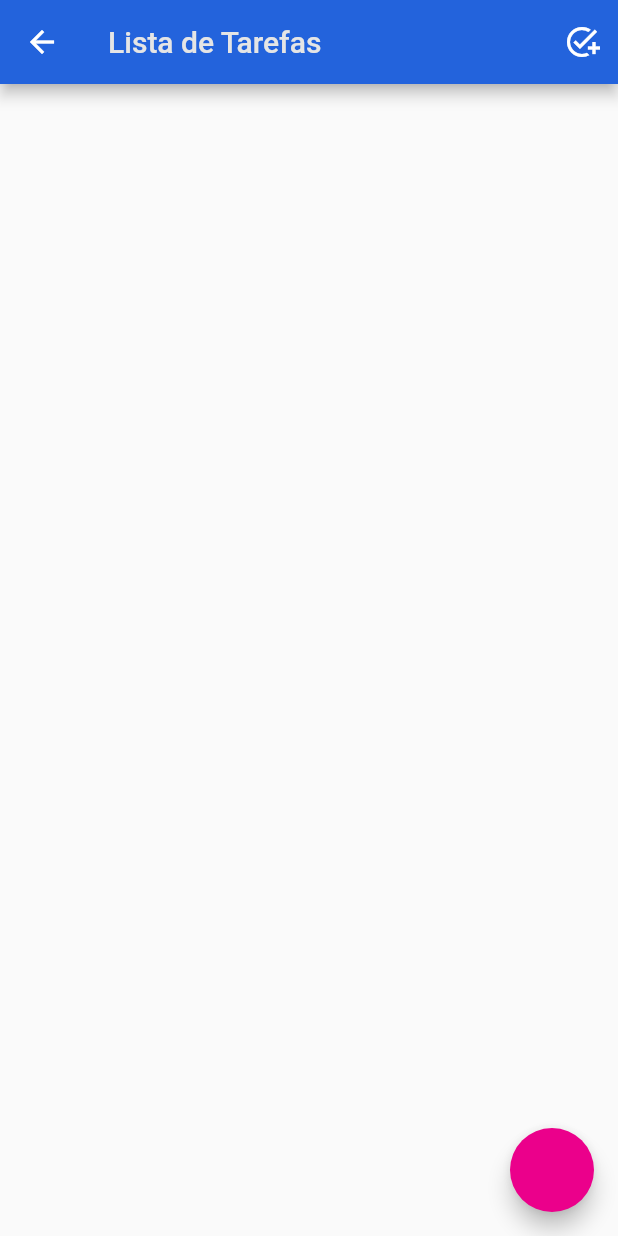
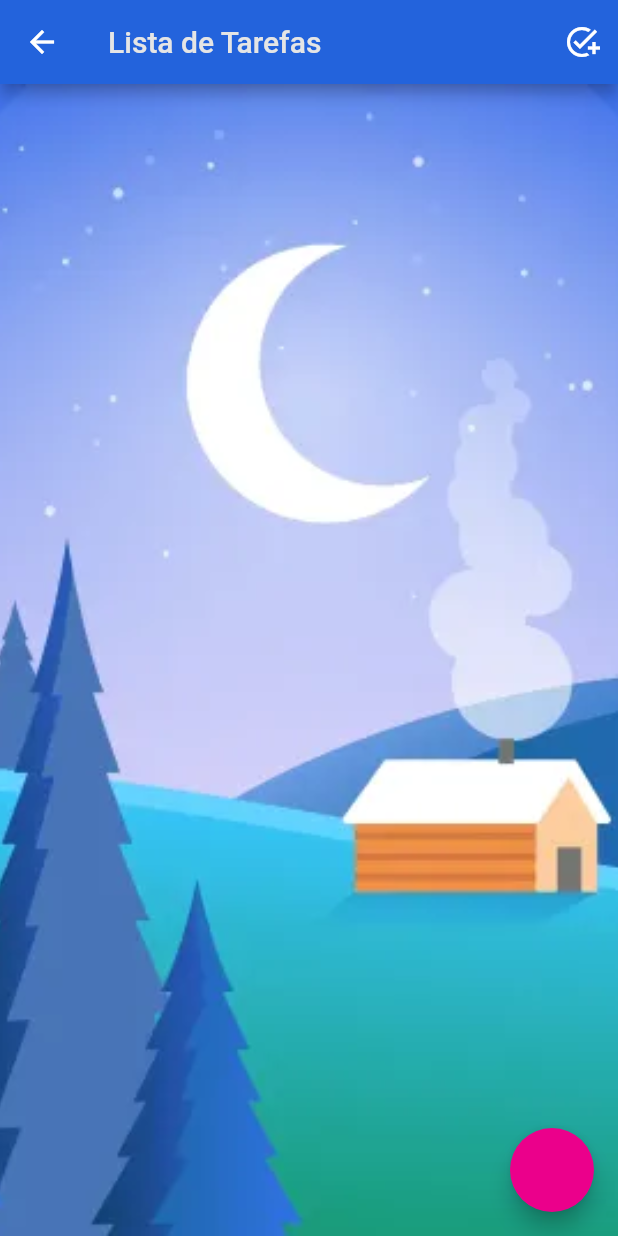
Before and after one commit to MateusLucasDaSilva/lista_de_tarefas, a Flutter app: the screen it shows after launch, after a tap on "Acessar Lista de tarefas", on a phone screen of 412 x 824 dp. Run offline on Flutter 3.47's test engine with Material 2 defaults, Android fonts, the phone set to English and light mode, and no system bars; our stand-ins replace cloud_firestore, dio, firebase_core, flutter_local_notifications, flutter_mobx, get_it and 2 more; accounts and stored records are empty; generated files the repository leaves out were written again; network calls fail; statements that could not run were skipped.

Commit message:
melhorei o layout

```diff
--- a/lib/data/models/task/task_model.dart
+++ b/lib/data/models/task/task_model.dart
@@ -11,6 +11,8 @@ class TaskModal extends TaskEntity {
     required super.name,
     required super.description,
     required super.situation,
+    required super.dateTime,
+    super.createdAt,
     super.id,
   });
 
--- a/lib/data/models/task/task_model.mapper.dart
+++ b/lib/data/models/task/task_model.mapper.dart
@@ -5,6 +5,8 @@ TaskModal _$TaskModalFromEntity(TaskEntity entity) => TaskModal(
       name: entity.name,
       description: entity.description,
       situation: entity.situation,
+      dateTime: entity.dateTime,
+      createdAt: entity.createdAt,
     );
 
 TaskEntity _$TaskModalToEntity(TaskModal model) => TaskEntity(
@@ -12,4 +14,6 @@ TaskEntity _$TaskModalToEntity(TaskModal model) => TaskEntity(
       name: model.name,
       description: model.description,
       situation: model.situation,
+      dateTime: model.dateTime,
+      createdAt: model.createdAt,
     );
--- /dev/null
+++ b/lib/domain/constants/app_images.dart
@@ -0,0 +1,4 @@
+class AppImages {
+  static String paisagem = 'assets/images/paisagem.png';
+  static String imageTask = 'assets/images/tarefa.png';
+}
--- /dev/null
+++ b/lib/domain/constants/app_sizes.dart
@@ -0,0 +1,3 @@
+class AppSizes {
+  static double borderRadius = 13;
+}
--- a/lib/domain/entities/task/task_entity.dart
+++ b/lib/domain/entities/task/task_entity.dart
@@ -4,11 +4,15 @@ class TaskEntity {
   final String name;
   final String description;
   final String situation;
+  final DateTime? createdAt;
+  final DateTime dateTime;
   TaskEntity({
     this.id,
+    this.createdAt,
+    required this.dateTime,
+    required this.situation,
     required this.name,
     required this.description,
-    required this.situation,
   });
 
   TaskEntity copyWith({
@@ -16,12 +20,16 @@ class TaskEntity {
     String? name,
     String? description,
     String? situation,
+    DateTime? createdAt,
+    DateTime? dateTime,
   }) {
     return TaskEntity(
       id: id ?? this.id,
       name: name ?? this.name,
       description: description ?? this.description,
       situation: situation ?? this.situation,
+      createdAt: createdAt ?? this.createdAt,
+      dateTime: dateTime ?? this.dateTime,
     );
   }
 
@@ -32,7 +40,9 @@ class TaskEntity {
     return other.id == id &&
         other.name == name &&
         other.description == description &&
-        other.situation == situation;
+        other.situation == situation &&
+        other.createdAt == createdAt &&
+        other.dateTime == dateTime;
   }
 
   @override
@@ -40,6 +50,8 @@ class TaskEntity {
     return id.hashCode ^
         name.hashCode ^
         description.hashCode ^
-        situation.hashCode;
+        situation.hashCode ^
+        createdAt.hashCode ^
+        dateTime.hashCode;
   }
 }
--- a/lib/presentation/screens/home/home_screen.dart
+++ b/lib/presentation/screens/home/home_screen.dart
@@ -2,6 +2,7 @@ import 'package:flutter/material.dart';
 import 'package:flutter_mobx/flutter_mobx.dart';
 import 'package:lista_de_tarefas/core/services/local_notification/local_notification_service.dart';
 import 'package:lista_de_tarefas/di/injectable.dart';
+import 'package:lista_de_tarefas/domain/constants/app_images.dart';
 import 'package:lista_de_tarefas/domain/entities/notification/notification_entity.dart';
 import 'package:lista_de_tarefas/domain/entities/routes/routes.dart';
 import 'package:lista_de_tarefas/domain/entities/task/task_entity.dart';
@@ -68,7 +69,16 @@ class _HomePageState extends State<HomePage> {
               ),
         ),
       ),
-      body: Observer(
+      body: Container(
+        decoration: BoxDecoration(
+          image: DecorationImage(
+            fit: BoxFit.cover,
+            image: AssetImage(
+              AppImages.paisagem,
+            ),
+          ),
+        ),
+        child: Observer(
           builder: (context) => Center(
             child: ListView.builder(
               itemCount: controller.tasks.length,
@@ -83,6 +93,7 @@ class _HomePageState extends State<HomePage> {
             ),
           ),
         ),
+      ),
     );
   }
 }
--- a/lib/presentation/screens/home/screens/add_tarefa/add_tarefas.dart
+++ b/lib/presentation/screens/home/screens/add_tarefa/add_tarefas.dart
@@ -26,8 +26,6 @@ class _AddTarefasState extends State<AddTarefas> with LoaderExtension {
   @override
   void initState() {
     super.initState();
-    addTaskCallBack =
-        ModalRoute.of(context)!.settings.arguments as Function(TaskEntity)?;
   }
 
   void submitTask() {
@@ -40,6 +38,8 @@ class _AddTarefasState extends State<AddTarefas> with LoaderExtension {
       name: nameEC.text,
       description: descriptionEC.text,
       situation: situationEC.text,
+      createdAt: DateTime.now(),
+      dateTime: DateTime.now().add(const Duration(minutes: 5)),
     );
 
     addTaskCallBack?.call(task);
@@ -57,6 +57,8 @@ class _AddTarefasState extends State<AddTarefas> with LoaderExtension {
 
   @override
   Widget build(BuildContext context) {
+    addTaskCallBack =
+        ModalRoute.of(context)!.settings.arguments as Function(TaskEntity)?;
     return Scaffold(
       appBar: AppBar(
         title: const Text('Adicionar tarefa'),
--- a/lib/presentation/screens/home/screens/edit_tarefa/edit_tarefa.dart
+++ b/lib/presentation/screens/home/screens/edit_tarefa/edit_tarefa.dart
@@ -63,6 +63,7 @@ class _EditTarefaState extends State<EditTarefa> with LoaderExtension {
       name: nameEC.text,
       description: descriptionEC.text,
       situation: situationEC.text,
+      dateTime: DateTime.now().add(const Duration(minutes: 5)),
     );
 
     editeTaskCallback?.call(task);
--- a/lib/presentation/screens/splash/splash_page.dart
+++ b/lib/presentation/screens/splash/splash_page.dart
@@ -1,4 +1,5 @@
 import 'package:flutter/material.dart';
+import 'package:lista_de_tarefas/domain/constants/app_images.dart';
 import 'package:lista_de_tarefas/domain/entities/routes/routes.dart';
 
 class SplashPage extends StatelessWidget {
@@ -8,11 +9,9 @@ class SplashPage extends StatelessWidget {
   Widget build(BuildContext context) {
     return Scaffold(
       body: Container(
-        decoration: const BoxDecoration(
+        decoration: BoxDecoration(
           image: DecorationImage(
-              image: NetworkImage(
-                  'https://cdn-icons-png.flaticon.com/512/2721/2721299.png'),
-              fit: BoxFit.fitWidth),
+              image: AssetImage(AppImages.imageTask), fit: BoxFit.fitWidth),
         ),
         child: Center(
           child: Column(
--- a/pubspec.yaml
+++ b/pubspec.yaml
@@ -91,7 +91,8 @@ flutter:
 
   # To add assets to your application, add an assets section, like this:
   assets:
-    - assets\tarefa.png
+    - assets/images/
+
 
   #   - images/a_dot_burr.jpeg
   #   - images/a_dot_ham.jpeg
```
Also changed, not shown: lib/presentation/screens/home/widget/tarefa_widget.dart (+18 -3 lines), assets/images/paisagem.png (added), assets/images/tarefa.png (renamed from assets/tarefa.png), lib/data/models/task/task_model.g.dart. Lines whose indentation alone changed are shown as unchanged.
